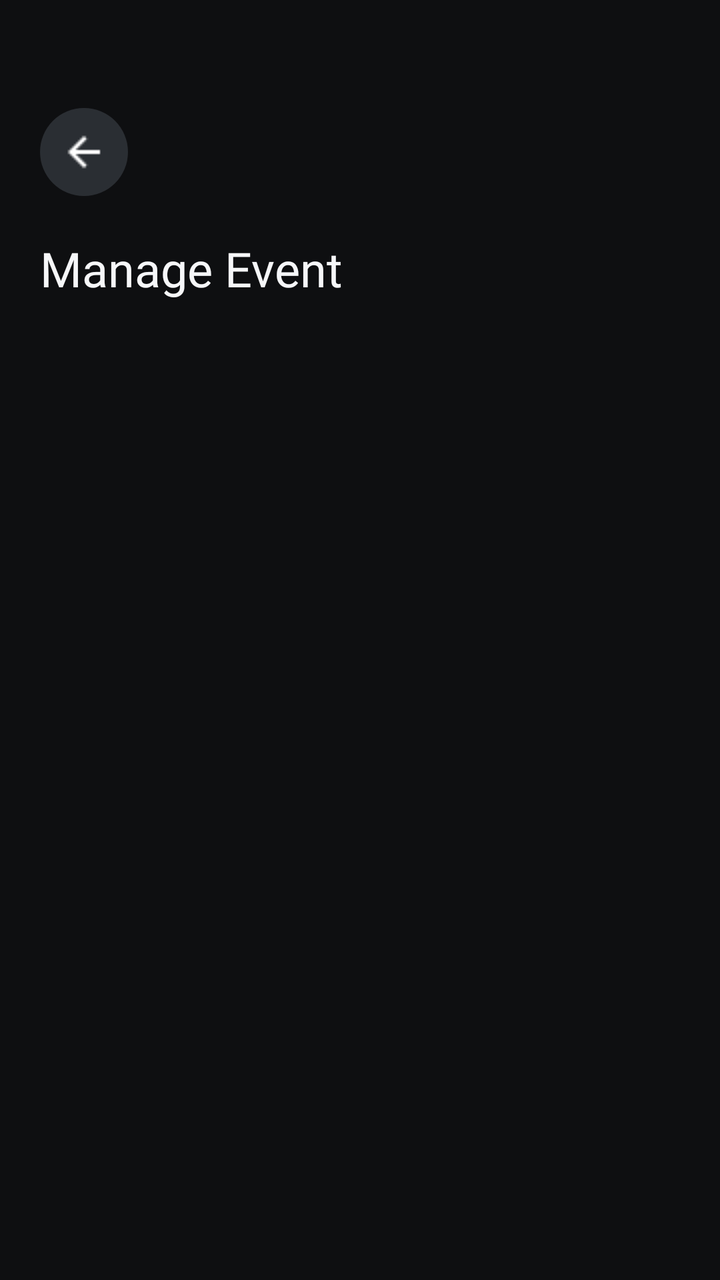
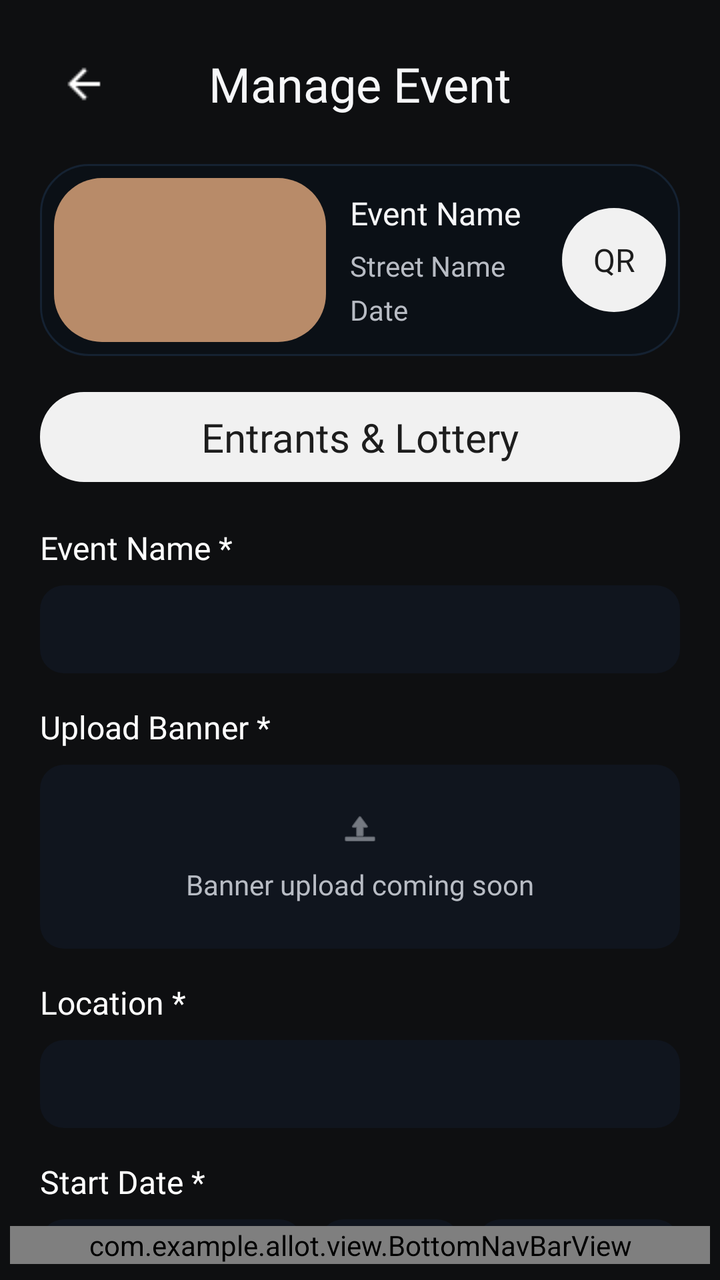

Compare the two renders of this Android layout. The source of the first and the diff that turns it into the second are given below.
<!-- AndroidManifest.xml: application theme Theme.Allot -->
<!-- res/layout/activity_manage_event.xml -->
<?xml version="1.0" encoding="utf-8"?>
<LinearLayout xmlns:android="http://schemas.android.com/apk/res/android"
    android:layout_width="match_parent"
    android:layout_height="match_parent"
    android:background="@color/screen_bg"
    android:orientation="vertical"
    android:paddingStart="20dp"
    android:paddingTop="54dp"
    android:paddingEnd="20dp"
    android:paddingBottom="24dp">

    <ImageButton
        android:id="@+id/backButton"
        android:layout_width="44dp"
        android:layout_height="44dp"
        android:background="@drawable/bg_favorite_circle"
        android:contentDescription="@string/event_detail_back"
        android:padding="12dp"
        android:src="@drawable/arrow_back" />

    <TextView
        android:id="@+id/manageEventTitleText"
        android:layout_width="match_parent"
        android:layout_height="wrap_content"
        android:layout_marginTop="20dp"
        android:fontFamily="@font/varela_round_regular"
        android:text="@string/manage_event_title"
        android:textColor="@color/text_primary"
        android:textSize="24sp" />

    <TextView
        android:id="@+id/manageEventPlaceholderText"
        android:layout_width="match_parent"
        android:layout_height="0dp"
        android:layout_weight="1"
        android:gravity="center"
        android:fontFamily="@font/varela_round_regular"
        android:textColor="@color/text_secondary"
        android:textSize="16sp" />

</LinearLayout>
<!-- resources referenced by this layout -->
<resources>
  <color name="screen_bg">#0E0F11</color>
  <color name="text_primary">#F6F7F9</color>
  <color name="text_secondary">#B8BCC4</color>
  <!-- drawable arrow_back: png bitmap (drawable, 223 bytes) -->
  <!-- drawable bg_favorite_circle (drawable) -->
  <?xml version="1.0" encoding="utf-8"?>
  <shape xmlns:android="http://schemas.android.com/apk/res/android" android:shape="oval">
      <solid android:color="@color/favorite_bg" />
  </shape>
  <string name="event_detail_back">Go back</string>
  <string name="manage_event_title">Manage Event</string>
  <style name="Theme.Allot" parent="Base.Theme.Allot" />
  <color name="favorite_bg">#7A4A5058</color>
  <style name="Base.Theme.Allot" parent="Theme.Material3.DayNight.NoActionBar">
          
          
      </style>
</resources>

<!-- the commit's change to res/layout/activity_manage_event.xml (unified diff, before → after) -->
@@ -3,39 +3,501 @@
     android:layout_width="match_parent"
     android:layout_height="match_parent"
     android:background="@color/screen_bg"
-    android:orientation="vertical"
-    android:paddingStart="20dp"
-    android:paddingTop="54dp"
-    android:paddingEnd="20dp"
-    android:paddingBottom="24dp">
-
-    <ImageButton
-        android:id="@+id/backButton"
-        android:layout_width="44dp"
-        android:layout_height="44dp"
-        android:background="@drawable/bg_favorite_circle"
-        android:contentDescription="@string/event_detail_back"
-        android:padding="12dp"
-        android:src="@drawable/arrow_back" />
-
-    <TextView
-        android:id="@+id/manageEventTitleText"
-        android:layout_width="match_parent"
-        android:layout_height="wrap_content"
-        android:layout_marginTop="20dp"
-        android:fontFamily="@font/varela_round_regular"
-        android:text="@string/manage_event_title"
-        android:textColor="@color/text_primary"
-        android:textSize="24sp" />
-
-    <TextView
-        android:id="@+id/manageEventPlaceholderText"
+    android:orientation="vertical">
+
+    <ScrollView
         android:layout_width="match_parent"
         android:layout_height="0dp"
         android:layout_weight="1"
-        android:gravity="center"
-        android:fontFamily="@font/varela_round_regular"
-        android:textColor="@color/text_secondary"
-        android:textSize="16sp" />
+        android:clipToPadding="false"
+        android:fillViewport="true"
+        android:overScrollMode="never"
+        android:scrollbars="none">
+
+        <LinearLayout
+            android:layout_width="match_parent"
+            android:layout_height="wrap_content"
+            android:orientation="vertical"
+            android:paddingStart="20dp"
+            android:paddingTop="20dp"
+            android:paddingEnd="20dp"
+            android:paddingBottom="24dp">
+
+            <FrameLayout
+                android:layout_width="match_parent"
+                android:layout_height="44dp">
+
+                <ImageButton
+                    android:id="@+id/backButton"
+                    android:layout_width="44dp"
+                    android:layout_height="44dp"
+                    android:layout_gravity="start|center_vertical"
+                    android:background="@null"
+                    android:contentDescription="@string/event_detail_back"
+                    android:padding="10dp"
+                    android:src="@drawable/arrow_back" />
+
+                <TextView
+                    android:layout_width="wrap_content"
+                    android:layout_height="wrap_content"
+                    android:layout_gravity="center"
+                    android:fontFamily="@font/varela_round_regular"
+                    android:text="@string/manage_event_title"
+                    android:textColor="@color/text_primary"
+                    android:textSize="24sp" />
+            </FrameLayout>
+
+            <LinearLayout
+                android:layout_width="match_parent"
+                android:layout_height="wrap_content"
+                android:layout_marginTop="18dp"
+                android:background="@drawable/bg_my_events_card"
+                android:gravity="center_vertical"
+                android:orientation="horizontal"
+                android:padding="7dp">
+
+                <FrameLayout
+                    android:layout_width="136dp"
+                    android:layout_height="82dp">
+
+                    <View
+                        android:id="@+id/eventImageBackground"
+                        android:layout_width="match_parent"
+                        android:layout_height="match_parent"
+                        android:background="@drawable/bg_event_image_one" />
+                </FrameLayout>
+
+                <LinearLayout
+                    android:layout_width="0dp"
+                    android:layout_height="wrap_content"
+                    android:layout_marginStart="12dp"
+                    android:layout_weight="1"
+                    android:orientation="vertical">
+
+                    <TextView
+                        android:id="@+id/summaryTitleText"
+                        android:layout_width="match_parent"
+                        android:layout_height="wrap_content"
+                        android:fontFamily="@font/varela_round_regular"
+                        android:maxLines="2"
+                        android:text="@string/default_event_name"
+                        android:textColor="@color/text_primary"
+                        android:textSize="16sp" />
+
+                    <TextView
+                        android:id="@+id/summaryLocationText"
+                        android:layout_width="match_parent"
+                        android:layout_height="wrap_content"
+                        android:layout_marginTop="6dp"
+                        android:ellipsize="end"
+                        android:fontFamily="@font/varela_round_regular"
+                        android:maxLines="1"
+                        android:text="@string/default_street_name"
+                        android:textColor="@color/text_secondary"
+                        android:textSize="14sp" />
+
+                    <TextView
+                        android:id="@+id/summaryDateText"
+                        android:layout_width="match_parent"
+                        android:layout_height="wrap_content"
+                        android:layout_marginTop="3dp"
+                        android:ellipsize="end"
+                        android:fontFamily="@font/varela_round_regular"
+                        android:maxLines="1"
+                        android:text="@string/default_date"
+                        android:textColor="@color/text_secondary"
+                        android:textSize="14sp" />
+                </LinearLayout>
+
+                <TextView
+                    android:layout_width="52dp"
+                    android:layout_height="52dp"
+                    android:layout_marginStart="8dp"
+                    android:background="@drawable/bg_manage_event_qr"
+                    android:fontFamily="@font/varela_round_regular"
+                    android:gravity="center"
+                    android:text="@string/manage_event_qr"
+                    android:textColor="#1D1D1D"
+                    android:textSize="16sp" />
+            </LinearLayout>
+
+            <TextView
+                android:layout_width="match_parent"
+                android:layout_height="45dp"
+                android:layout_marginTop="18dp"
+                android:background="@drawable/bg_waitlist_button"
+                android:fontFamily="@font/varela_round_regular"
+                android:gravity="center"
+                android:text="@string/manage_event_lottery_section"
+                android:textColor="#1D1D1D"
+                android:textSize="20sp" />
+
+            <TextView
+                android:layout_width="wrap_content"
+                android:layout_height="wrap_content"
+                android:layout_marginTop="22dp"
+                android:fontFamily="@font/varela_round_regular"
+                android:text="@string/create_event_name_label"
+                android:textColor="@color/white"
+                android:textSize="16sp" />
+
+            <EditText
+                android:id="@+id/eventNameInput"
+                android:layout_width="match_parent"
+                android:layout_height="44dp"
+                android:layout_marginTop="8dp"
+                android:background="@drawable/bg_profile_input"
+                android:fontFamily="@font/varela_round_regular"
+                android:hint="@string/create_event_name_hint"
+                android:inputType="textCapSentences"
+                android:paddingStart="12dp"
+                android:paddingEnd="12dp"
+                android:textColor="@color/white"
+                android:textColorHint="@color/text_secondary"
+                android:textSize="16sp" />
+
+            <TextView
+                android:layout_width="wrap_content"
+                android:layout_height="wrap_content"
+                android:layout_marginTop="16dp"
+                android:fontFamily="@font/varela_round_regular"
+                android:text="@string/manage_event_banner_label"
+                android:textColor="@color/white"
+                android:textSize="16sp" />
+
+            <FrameLayout
+                android:layout_width="match_parent"
+                android:layout_height="92dp"
+                android:layout_marginTop="8dp"
+                android:background="@drawable/bg_profile_input">
+
+                <LinearLayout
+                    android:layout_width="match_parent"
+                    android:layout_height="match_parent"
+                    android:gravity="center"
+                    android:orientation="vertical">
+
+                    <ImageView
+                        android:layout_width="20dp"
+                        android:layout_height="20dp"
+                        android:src="@android:drawable/ic_menu_upload"
+                        android:tint="@color/text_secondary" />
+
+                    <TextView
+                        android:layout_width="wrap_content"
+                        android:layout_height="wrap_content"
+                        android:layout_marginTop="8dp"
+                        android:fontFamily="@font/varela_round_regular"
+                        android:text="@string/manage_event_banner_placeholder"
+                        android:textColor="@color/text_secondary"
+                        android:textSize="14sp" />
+                </LinearLayout>
+            </FrameLayout>
+
+            <TextView
+                android:layout_width="wrap_content"
+                android:layout_height="wrap_content"
+                android:layout_marginTop="16dp"
+                android:fontFamily="@font/varela_round_regular"
+                android:text="@string/create_event_location_label"
+                android:textColor="@color/white"
+                android:textSize="16sp" />
+
+            <EditText
+                android:id="@+id/locationInput"
+                android:layout_width="match_parent"
+                android:layout_height="44dp"
+                android:layout_marginTop="8dp"
+                android:background="@drawable/bg_profile_input"
+                android:fontFamily="@font/varela_round_regular"
+                android:hint="@string/create_event_location_hint"
+                android:inputType="textPostalAddress"
+                android:paddingStart="12dp"
+                android:paddingEnd="12dp"
+                android:textColor="@color/white"
+                android:textColorHint="@color/text_secondary"
+                android:textSize="16sp" />
+
+            <TextView
+                android:layout_width="wrap_content"
+                android:layout_height="wrap_content"
+                android:layout_marginTop="16dp"
+                android:fontFamily="@font/varela_round_regular"
+                android:text="@string/create_event_start_date_label"
+                android:textColor="@color/white"
+                android:textSize="16sp" />
+
+            <LinearLayout
+                android:layout_width="match_parent"
+                android:layout_height="44dp"
+                android:layout_marginTop="8dp"
+                android:orientation="horizontal">
+
+                <Spinner
+                    android:id="@+id/startMonthSpinner"
+                    android:layout_width="0dp"
+                    android:layout_height="match_parent"
+                    android:layout_weight="1.3"
+                    android:background="@drawable/bg_profile_input"
+                    android:entries="@array/create_event_months"
+                    android:paddingStart="12dp"
+                    android:paddingEnd="12dp"
+                    android:spinnerMode="dropdown" />
+
+                <EditText
+                    android:id="@+id/startDayInput"
+                    android:layout_width="0dp"
+                    android:layout_height="match_parent"
+                    android:layout_marginStart="8dp"
+                    android:layout_weight="0.7"
+                    android:background="@drawable/bg_profile_input"
+                    android:fontFamily="@font/varela_round_regular"
+                    android:hint="@string/create_event_day_hint"
+                    android:inputType="number"
+                    android:maxLength="2"
+                    android:paddingStart="12dp"
+                    android:paddingEnd="12dp"
+                    android:textColor="@color/white"
+                    android:textColorHint="@color/text_secondary"
+                    android:textSize="16sp" />
+
+                <EditText
+                    android:id="@+id/startYearInput"
+                    android:layout_width="0dp"
+                    android:layout_height="match_parent"
+                    android:layout_marginStart="8dp"
+                    android:layout_weight="1"
+                    android:background="@drawable/bg_profile_input"
+                    android:fontFamily="@font/varela_round_regular"
+                    android:hint="@string/create_event_year_hint"
+                    android:inputType="number"
+                    android:maxLength="4"
+                    android:paddingStart="12dp"
+                    android:paddingEnd="12dp"
+                    android:textColor="@color/white"
+                    android:textColorHint="@color/text_secondary"
+                    android:textSize="16sp" />
+            </LinearLayout>
+
+            <TextView
+                android:layout_width="wrap_content"
+                android:layout_height="wrap_content"
+                android:layout_marginTop="16dp"
+                android:fontFamily="@font/varela_round_regular"
+                android:text="@string/create_event_price_label"
+                android:textColor="@color/white"
+                android:textSize="16sp" />
+
+            <EditText
+                android:id="@+id/priceInput"
+                android:layout_width="match_parent"
+                android:layout_height="44dp"
+                android:layout_marginTop="8dp"
+                android:background="@drawable/bg_profile_input"
+                android:fontFamily="@font/varela_round_regular"
+                android:hint="@string/create_event_price_hint"
+                android:inputType="numberDecimal"
+                android:paddingStart="12dp"
+                android:paddingEnd="12dp"
+                android:textColor="@color/white"
+                android:textColorHint="@color/text_secondary"
+                android:textSize="16sp" />
+
+            <TextView
+                android:layout_width="wrap_content"
+                android:layout_height="wrap_content"
+                android:layout_marginTop="16dp"
+                android:fontFamily="@font/varela_round_regular"
+                android:text="@string/create_event_description_label"
+                android:textColor="@color/white"
+                android:textSize="16sp" />
+
+            <EditText
+                android:id="@+id/descriptionInput"
+                android:layout_width="match_parent"
+                android:layout_height="96dp"
+                android:layout_marginTop="8dp"
+                android:background="@drawable/bg_profile_input"
+                android:fontFamily="@font/varela_round_regular"
+                android:gravity="top|start"
+                android:hint="@string/create_event_description_hint"
+                android:inputType="textCapSentences|textMultiLine"
+                android:paddingStart="12dp"
+                android:paddingTop="12dp"
+                android:paddingEnd="12dp"
+                android:paddingBottom="12dp"
+                android:textColor="@color/white"
+                android:textColorHint="@color/text_secondary"
+                android:textSize="16sp" />
+
+            <TextView
+                android:layout_width="wrap_content"
+                android:layout_height="wrap_content"
+                android:layout_marginTop="16dp"
+                android:fontFamily="@font/varela_round_regular"
+                android:text="@string/create_event_participants_label"
+                android:textColor="@color/white"
+                android:textSize="16sp" />
+
+            <EditText
+                android:id="@+id/participantsInput"
+                android:layout_width="match_parent"
+                android:layout_height="44dp"
+                android:layout_marginTop="8dp"
+                android:background="@drawable/bg_profile_input"
+                android:fontFamily="@font/varela_round_regular"
+                android:hint="@string/create_event_participants_hint"
+                android:inputType="number"
+                android:paddingStart="12dp"
+                android:paddingEnd="12dp"
+                android:textColor="@color/white"
+                android:textColorHint="@color/text_secondary"
+                android:textSize="16sp" />
+
+            <TextView
+                android:layout_width="wrap_content"
+                android:layout_height="wrap_content"
+                android:layout_marginTop="16dp"
+                android:fontFamily="@font/varela_round_regular"
+                android:text="@string/create_event_registration_start_label"
+                android:textColor="@color/white"
+                android:textSize="16sp" />
+
+            <LinearLayout
+                android:layout_width="match_parent"
+                android:layout_height="44dp"
+                android:layout_marginTop="8dp"
+                android:orientation="horizontal">
+
+                <Spinner
+                    android:id="@+id/registrationStartMonthSpinner"
+                    android:layout_width="0dp"
+                    android:layout_height="match_parent"
+                    android:layout_weight="1.3"
+                    android:background="@drawable/bg_profile_input"
+                    android:entries="@array/create_event_months"
+                    android:paddingStart="12dp"
+                    android:paddingEnd="12dp"
+                    android:spinnerMode="dropdown" />
+
+                <EditText
+                    android:id="@+id/registrationStartDayInput"
+                    android:layout_width="0dp"
+                    android:layout_height="match_parent"
+                    android:layout_marginStart="8dp"
+                    android:layout_weight="0.7"
+                    android:background="@drawable/bg_profile_input"
+                    android:fontFamily="@font/varela_round_regular"
+                    android:hint="@string/create_event_day_hint"
+                    android:inputType="number"
+                    android:maxLength="2"
+                    android:paddingStart="12dp"
+                    android:paddingEnd="12dp"
+                    android:textColor="@color/white"
+                    android:textColorHint="@color/text_secondary"
+                    android:textSize="16sp" />
+
+                <EditText
+                    android:id="@+id/registrationStartYearInput"
+                    android:layout_width="0dp"
+                    android:layout_height="match_parent"
+                    android:layout_marginStart="8dp"
+                    android:layout_weight="1"
+                    android:background="@drawable/bg_profile_input"
+                    android:fontFamily="@font/varela_round_regular"
+                    android:hint="@string/create_event_year_hint"
+                    android:inputType="number"
+                    android:maxLength="4"
+                    android:paddingStart="12dp"
+                    android:paddingEnd="12dp"
+                    android:textColor="@color/white"
+                    android:textColorHint="@color/text_secondary"
+                    android:textSize="16sp" />
+            </LinearLayout>
+
+            <TextView
+                android:layout_width="wrap_content"
+                android:layout_height="wrap_content"
+                android:layout_marginTop="16dp"
+                android:fontFamily="@font/varela_round_regular"
+                android:text="@string/create_event_registration_end_label"
+                android:textColor="@color/white"
+                android:textSize="16sp" />
+
+            <LinearLayout
+                android:layout_width="match_parent"
+                android:layout_height="44dp"
+                android:layout_marginTop="8dp"
+                android:orientation="horizontal">
+
+                <Spinner
+                    android:id="@+id/registrationEndMonthSpinner"
+                    android:layout_width="0dp"
+                    android:layout_height="match_parent"
+                    android:layout_weight="1.3"
+                    android:background="@drawable/bg_profile_input"
+                    android:entries="@array/create_event_months"
+                    android:paddingStart="12dp"
+                    android:paddingEnd="12dp"
+                    android:spinnerMode="dropdown" />
+
+                <EditText
+                    android:id="@+id/registrationEndDayInput"
+                    android:layout_width="0dp"
+                    android:layout_height="match_parent"
+                    android:layout_marginStart="8dp"
+                    android:layout_weight="0.7"
+                    android:background="@drawable/bg_profile_input"
+                    android:fontFamily="@font/varela_round_regular"
+                    android:hint="@string/create_event_day_hint"
+                    android:inputType="number"
+                    android:maxLength="2"
+                    android:paddingStart="12dp"
+                    android:paddingEnd="12dp"
+                    android:textColor="@color/white"
+                    android:textColorHint="@color/text_secondary"
+                    android:textSize="16sp" />
+
+                <EditText
+                    android:id="@+id/registrationEndYearInput"
+                    android:layout_width="0dp"
+                    android:layout_height="match_parent"
+                    android:layout_marginStart="8dp"
+                    android:layout_weight="1"
+                    android:background="@drawable/bg_profile_input"
+                    android:fontFamily="@font/varela_round_regular"
+                    android:hint="@string/create_event_year_hint"
+                    android:inputType="number"
+                    android:maxLength="4"
+                    android:paddingStart="12dp"
+                    android:paddingEnd="12dp"
+                    android:textColor="@color/white"
+                    android:textColorHint="@color/text_secondary"
+                    android:textSize="16sp" />
+            </LinearLayout>
+
+            <TextView
+                android:id="@+id/saveChangesButton"
+                android:layout_width="match_parent"
+                android:layout_height="45dp"
+                android:layout_marginTop="24dp"
+                android:background="@drawable/bg_waitlist_button"
+                android:clickable="true"
+                android:focusable="true"
+                android:fontFamily="@font/varela_round_regular"
+                android:gravity="center"
+                android:text="@string/manage_event_save_changes"
+                android:textColor="#1D1D1D"
+                android:textSize="20sp" />
+        </LinearLayout>
+    </ScrollView>
+
+    <com.example.allot.view.BottomNavBarView
+        android:id="@+id/bottomNavBar"
+        android:layout_width="match_parent"
+        android:layout_height="wrap_content"
+        android:layout_marginStart="5dp"
+        android:layout_marginEnd="5dp"
+        android:layout_marginBottom="8dp" />
 
 </LinearLayout>
<!-- resource entries referenced after the edit -->
@@ -1,18 +1,87 @@
 <!-- resources referenced by this layout -->
 <resources>
+  <string-array name="create_event_months">
+          <item>@string/create_event_month_prompt</item>
+          <item>Jan</item>
+          <item>Feb</item>
+          <item>Mar</item>
+          <item>Apr</item>
+          <item>May</item>
+          <item>Jun</item>
+          <item>Jul</item>
+          <item>Aug</item>
+          <item>Sep</item>
+          <item>Oct</item>
+          <item>Nov</item>
+          <item>Dec</item>
+      </string-array>
   <color name="screen_bg">#0E0F11</color>
   <color name="text_primary">#F6F7F9</color>
   <color name="text_secondary">#B8BCC4</color>
+  <color name="white">#FFFFFFFF</color>
   <!-- drawable arrow_back: png bitmap (drawable, 223 bytes) -->
-  <!-- drawable bg_favorite_circle (drawable) -->
+  <!-- drawable bg_event_image_one (drawable) -->
   <?xml version="1.0" encoding="utf-8"?>
-  <shape xmlns:android="http://schemas.android.com/apk/res/android" android:shape="oval">
-      <solid android:color="@color/favorite_bg" />
+  <shape xmlns:android="http://schemas.android.com/apk/res/android" android:shape="rectangle">
+      <solid android:color="@color/event_image_one" />
+      <corners android:radius="24dp" />
   </shape>
+  <!-- drawable bg_manage_event_qr (drawable) -->
+  <?xml version="1.0" encoding="utf-8"?>
+  <shape xmlns:android="http://schemas.android.com/apk/res/android"
+      android:shape="oval">
+      <solid android:color="#F1F1F1" />
+  </shape>
+  <!-- drawable bg_my_events_card (drawable) -->
+  <?xml version="1.0" encoding="utf-8"?>
+  <shape xmlns:android="http://schemas.android.com/apk/res/android"
+      android:shape="rectangle">
+      <solid android:color="#0B1016" />
+      <stroke
+          android:width="1dp"
+          android:color="#152232" />
+      <corners android:radius="24dp" />
+  </shape>
+  <!-- drawable bg_profile_input (drawable) -->
+  <?xml version="1.0" encoding="utf-8"?>
+  <shape xmlns:android="http://schemas.android.com/apk/res/android" android:shape="rectangle">
+      <solid android:color="#10151E" />
+      <corners android:radius="12dp" />
+  </shape>
+  <!-- drawable bg_waitlist_button (drawable) -->
+  <?xml version="1.0" encoding="utf-8"?>
+  <shape xmlns:android="http://schemas.android.com/apk/res/android" android:shape="rectangle">
+      <solid android:color="#F1F1F1" />
+      <corners android:radius="22dp" />
+  </shape>
+  <string name="create_event_day_hint">Day</string>
+  <string name="create_event_description_hint" />
+  <string name="create_event_description_label">Description *</string>
+  <string name="create_event_location_hint" />
+  <string name="create_event_location_label">Location *</string>
+  <string name="create_event_name_hint" />
+  <string name="create_event_name_label">Event Name *</string>
+  <string name="create_event_participants_hint" />
+  <string name="create_event_participants_label">Number of Participants *</string>
+  <string name="create_event_price_hint" />
+  <string name="create_event_price_label">Price *</string>
+  <string name="create_event_registration_end_label">Registration end *</string>
+  <string name="create_event_registration_start_label">Registration start *</string>
+  <string name="create_event_start_date_label">Start Date *</string>
+  <string name="create_event_year_hint">Year</string>
+  <string name="default_date">Date</string>
+  <string name="default_event_name">Event Name</string>
+  <string name="default_street_name">Street Name</string>
   <string name="event_detail_back">Go back</string>
+  <string name="manage_event_banner_label">Upload Banner *</string>
+  <string name="manage_event_banner_placeholder">Banner upload coming soon</string>
+  <string name="manage_event_lottery_section">Entrants &amp; Lottery</string>
+  <string name="manage_event_qr">QR</string>
+  <string name="manage_event_save_changes">Save Changes</string>
   <string name="manage_event_title">Manage Event</string>
   <style name="Theme.Allot" parent="Base.Theme.Allot" />
-  <color name="favorite_bg">#7A4A5058</color>
+  <string name="create_event_month_prompt">Month</string>
+  <color name="event_image_one">#B88B69</color>
   <style name="Base.Theme.Allot" parent="Theme.Material3.DayNight.NoActionBar">
           
           
